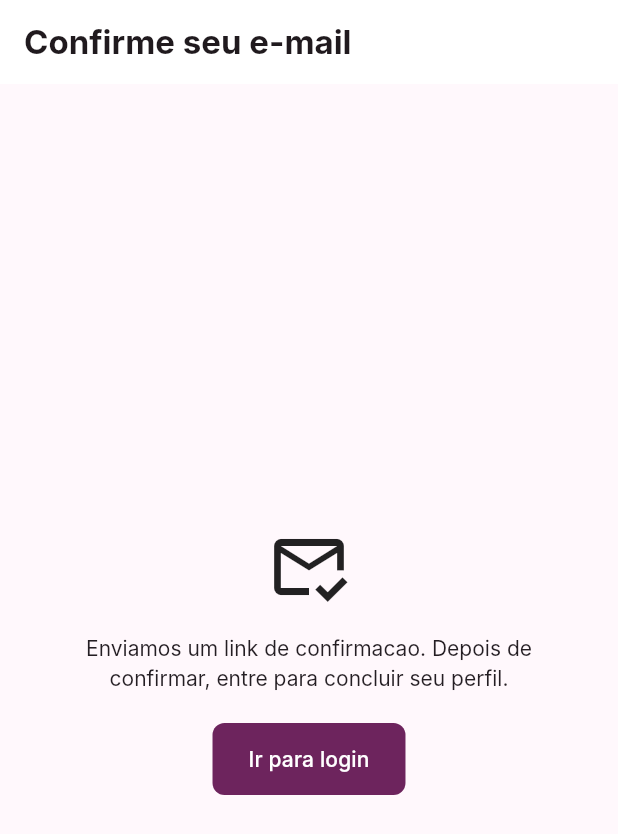
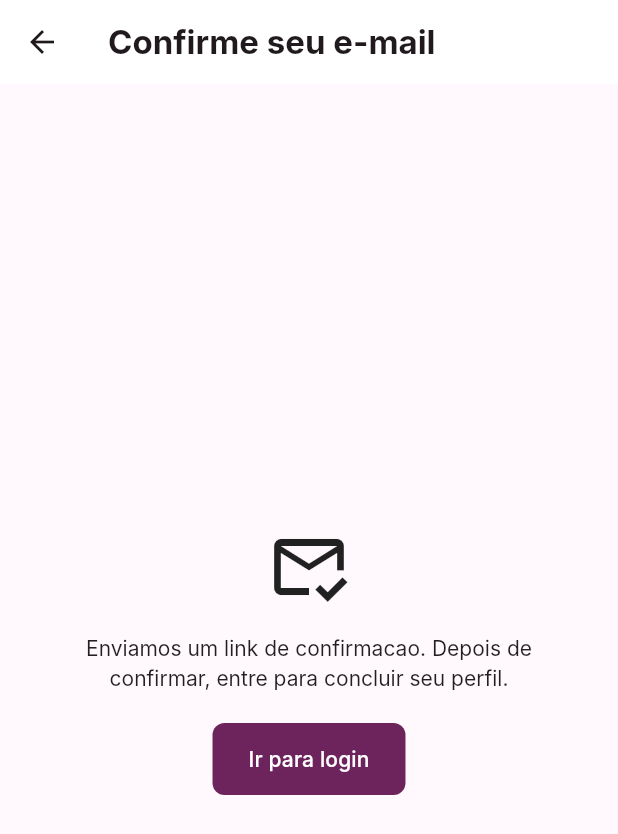
Before and after one commit to Fcondera/protegeela, a Flutter app: the EmailConfirmationPage screen opened by its route, on a phone screen of 412 x 824 dp. Shown: the top 834 px of the screen. Run offline on Flutter 3.47's test engine with Material 3 defaults, Android fonts, the phone set to English and light mode, and no system bars; our stand-ins replace flutter_dotenv, flutter_map, flutter_riverpod, geolocator, go_router, latlong2 and 2 more; accounts and stored records are empty; network calls fail; Roboto replaces fonts that are missing (Inter).

Commit message:
Add back button to app bars

```diff
--- /dev/null
+++ b/lib/core/widgets/app_back_button.dart
@@ -0,0 +1,23 @@
+import 'package:flutter/material.dart';
+import 'package:go_router/go_router.dart';
+
+class AppBackButton extends StatelessWidget {
+  const AppBackButton({super.key, this.fallbackLocation = '/home'});
+
+  final String fallbackLocation;
+
+  @override
+  Widget build(BuildContext context) {
+    return IconButton(
+      tooltip: 'Voltar',
+      icon: const Icon(Icons.arrow_back),
+      onPressed: () {
+        if (context.canPop()) {
+          context.pop();
+        } else {
+          context.go(fallbackLocation);
+        }
+      },
+    );
+  }
+}
--- a/lib/features/authentication/presentation/email_confirmation_page.dart
+++ b/lib/features/authentication/presentation/email_confirmation_page.dart
@@ -1,5 +1,7 @@
 import 'package:flutter/material.dart';
 import 'package:go_router/go_router.dart';
+
+import '../../../core/widgets/app_back_button.dart';
 
 class EmailConfirmationPage extends StatelessWidget {
   const EmailConfirmationPage({super.key});
@@ -7,7 +9,10 @@ class EmailConfirmationPage extends StatelessWidget {
   @override
   Widget build(BuildContext context) {
     return Scaffold(
-      appBar: AppBar(title: const Text('Confirme seu e-mail')),
+      appBar: AppBar(
+        leading: const AppBackButton(fallbackLocation: '/login'),
+        title: const Text('Confirme seu e-mail'),
+      ),
       body: Center(
         child: ConstrainedBox(
           constraints: const BoxConstraints(maxWidth: 560),
--- a/lib/features/authentication/presentation/register_page.dart
+++ b/lib/features/authentication/presentation/register_page.dart
@@ -3,6 +3,7 @@ import 'package:flutter_riverpod/flutter_riverpod.dart';
 import 'package:go_router/go_router.dart';
 
 import '../../../core/utils/validators.dart';
+import '../../../core/widgets/app_back_button.dart';
 import '../data/auth_repository.dart';
 
 class RegisterPage extends ConsumerStatefulWidget {
@@ -62,7 +63,10 @@ class _RegisterPageState extends ConsumerState<RegisterPage> {
   @override
   Widget build(BuildContext context) {
     return Scaffold(
-      appBar: AppBar(title: const Text('Cadastro')),
+      appBar: AppBar(
+        leading: const AppBackButton(fallbackLocation: '/login'),
+        title: const Text('Cadastro'),
+      ),
       body: Center(
         child: ConstrainedBox(
           constraints: const BoxConstraints(maxWidth: 560),
--- a/lib/features/authentication/presentation/reset_password_page.dart
+++ b/lib/features/authentication/presentation/reset_password_page.dart
@@ -2,6 +2,7 @@ import 'package:flutter/material.dart';
 import 'package:flutter_riverpod/flutter_riverpod.dart';
 
 import '../../../core/utils/validators.dart';
+import '../../../core/widgets/app_back_button.dart';
 import '../data/auth_repository.dart';
 
 class ResetPasswordPage extends ConsumerStatefulWidget {
@@ -41,7 +42,10 @@ class _ResetPasswordPageState extends ConsumerState<ResetPasswordPage> {
   @override
   Widget build(BuildContext context) {
     return Scaffold(
-      appBar: AppBar(title: const Text('Recuperar senha')),
+      appBar: AppBar(
+        leading: const AppBackButton(fallbackLocation: '/login'),
+        title: const Text('Recuperar senha'),
+      ),
       body: Center(
         child: ConstrainedBox(
           constraints: const BoxConstraints(maxWidth: 480),
--- a/lib/features/profile/presentation/profile_page.dart
+++ b/lib/features/profile/presentation/profile_page.dart
@@ -2,6 +2,7 @@ import 'package:flutter/material.dart';
 import 'package:flutter_riverpod/flutter_riverpod.dart';
 import 'package:go_router/go_router.dart';
 
+import '../../../core/widgets/app_back_button.dart';
 import '../../../core/widgets/app_state_view.dart';
 import '../../authentication/data/demo_session_repository.dart';
 import '../../authentication/data/auth_repository.dart';
@@ -39,7 +40,10 @@ class _ProfilePageState extends ConsumerState<ProfilePage> {
   Widget build(BuildContext context) {
     final profile = ref.watch(currentProfileProvider);
     return Scaffold(
-      appBar: AppBar(title: const Text('Perfil')),
+      appBar: AppBar(
+        leading: const AppBackButton(),
+        title: const Text('Perfil'),
+      ),
       body: profile.when(
         loading: () => const Center(child: CircularProgressIndicator()),
         error: (_, __) => const AppStateView(title: 'Erro', message: 'Nao foi possivel carregar seu perfil.'),
--- a/lib/features/profile/presentation/profile_setup_page.dart
+++ b/lib/features/profile/presentation/profile_setup_page.dart
@@ -3,6 +3,7 @@ import 'package:flutter_riverpod/flutter_riverpod.dart';
 import 'package:go_router/go_router.dart';
 
 import '../../../core/utils/validators.dart';
+import '../../../core/widgets/app_back_button.dart';
 import '../data/profile_repository.dart';
 
 class ProfileSetupPage extends ConsumerStatefulWidget {
@@ -41,7 +42,10 @@ class _ProfileSetupPageState extends ConsumerState<ProfileSetupPage> {
   @override
   Widget build(BuildContext context) {
     return Scaffold(
-      appBar: AppBar(title: const Text('Criar perfil')),
+      appBar: AppBar(
+        leading: const AppBackButton(fallbackLocation: '/login'),
+        title: const Text('Criar perfil'),
+      ),
       body: Center(
         child: ConstrainedBox(
           constraints: const BoxConstraints(maxWidth: 520),
--- a/lib/features/support_points/presentation/anonymous_report_page.dart
+++ b/lib/features/support_points/presentation/anonymous_report_page.dart
@@ -1,6 +1,8 @@
 import 'package:flutter/material.dart';
 import 'package:flutter_riverpod/flutter_riverpod.dart';
 import 'package:go_router/go_router.dart';
+
+import '../../../core/widgets/app_back_button.dart';
 
 class AnonymousReportPage extends ConsumerWidget {
   const AnonymousReportPage({super.key});
@@ -9,6 +11,7 @@ class AnonymousReportPage extends ConsumerWidget {
   Widget build(BuildContext context, WidgetRef ref) {
     return Scaffold(
       appBar: AppBar(
+        leading: const AppBackButton(),
         title: const Text('Denúncia anônima'),
       ),
       body: ListView(
--- a/lib/features/support_points/presentation/women_police_page.dart
+++ b/lib/features/support_points/presentation/women_police_page.dart
@@ -8,7 +8,7 @@ import 'package:latlong2/latlong.dart';
 
 import '../../../app/theme.dart';
 import '../../../core/config/app_config.dart';
-import '../../../core/widgets/quick_exit_button.dart';
+import '../../../core/widgets/app_back_button.dart';
 import '../../alerts_map/data/alerts_map_repository.dart';
 
 class WomenPolicePage extends ConsumerStatefulWidget {
@@ -64,6 +64,7 @@ class _WomenPolicePageState extends ConsumerState<WomenPolicePage> {
 
     return Scaffold(
       appBar: AppBar(
+        leading: const AppBackButton(),
         title: const Text('Delegacia da Mulher'),
       ),
       body: SafeArea(
--- a/lib/features/trusted_contacts/presentation/trusted_contacts_page.dart
+++ b/lib/features/trusted_contacts/presentation/trusted_contacts_page.dart
@@ -2,8 +2,8 @@ import 'package:flutter/material.dart';
 import 'package:flutter_riverpod/flutter_riverpod.dart';
 
 import '../../../core/utils/validators.dart';
+import '../../../core/widgets/app_back_button.dart';
 import '../../../core/widgets/app_state_view.dart';
-import '../../../core/widgets/quick_exit_button.dart';
 import '../../authentication/data/demo_session_repository.dart';
 import '../data/trusted_contacts_repository.dart';
 
@@ -15,6 +15,7 @@ class TrustedContactsPage extends ConsumerWidget {
     final contacts = ref.watch(trustedContactsProvider);
     return Scaffold(
       appBar: AppBar(
+        leading: const AppBackButton(),
         title: const Text('Rede de apoio'),
         actions: [
           IconButton(onPressed: () => _showAddContact(context, ref), icon: const Icon(Icons.person_add), tooltip: 'Adicionar contato'),
```
Also changed, not shown: lib/features/admin/presentation/admin_dashboard_page.dart (+5 -2 lines), lib/features/alerts_map/presentation/alerts_map_page.dart (+5 -2 lines), lib/features/emergency/presentation/active_alert_page.dart (+5 -2 lines), lib/features/onboarding/presentation/location_intro_page.dart (+6 -1 lines), lib/features/onboarding/presentation/privacy_intro_page.dart (+6 -1 lines), lib/features/safety_content/presentation/safety_content_page.dart (+5 -2 lines), lib/features/support_points/presentation/support_points_page.dart (+5 -2 lines), lib/features/trusted_contacts/presentation/first_contact_page.dart (+6 -1 lines).
